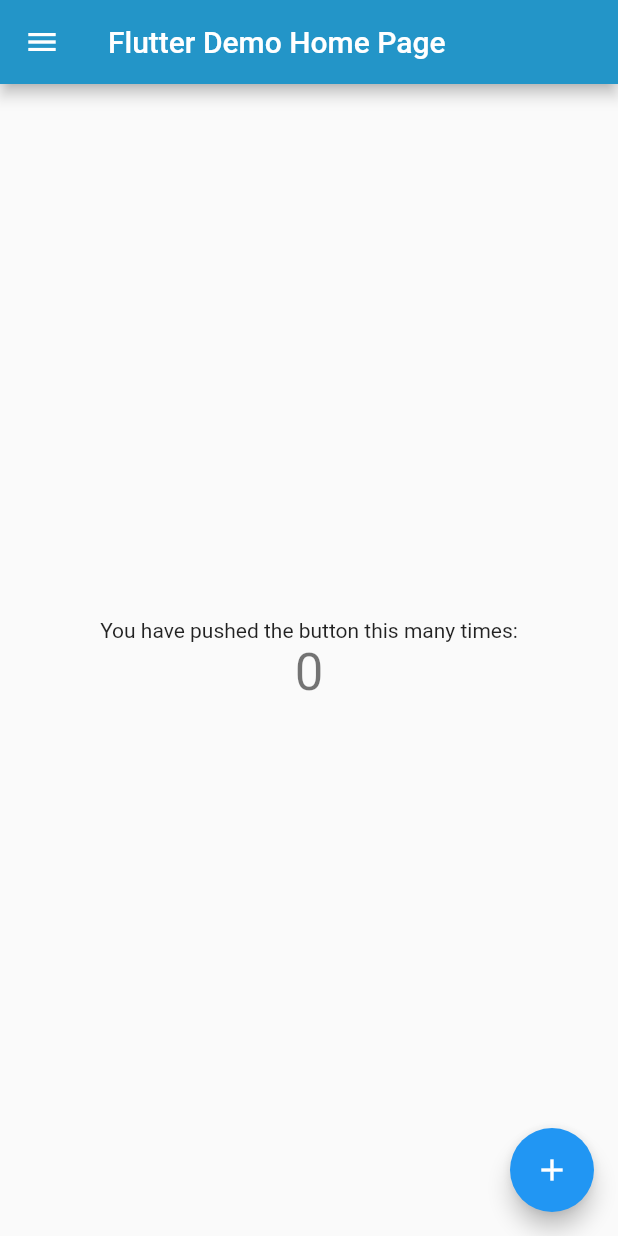
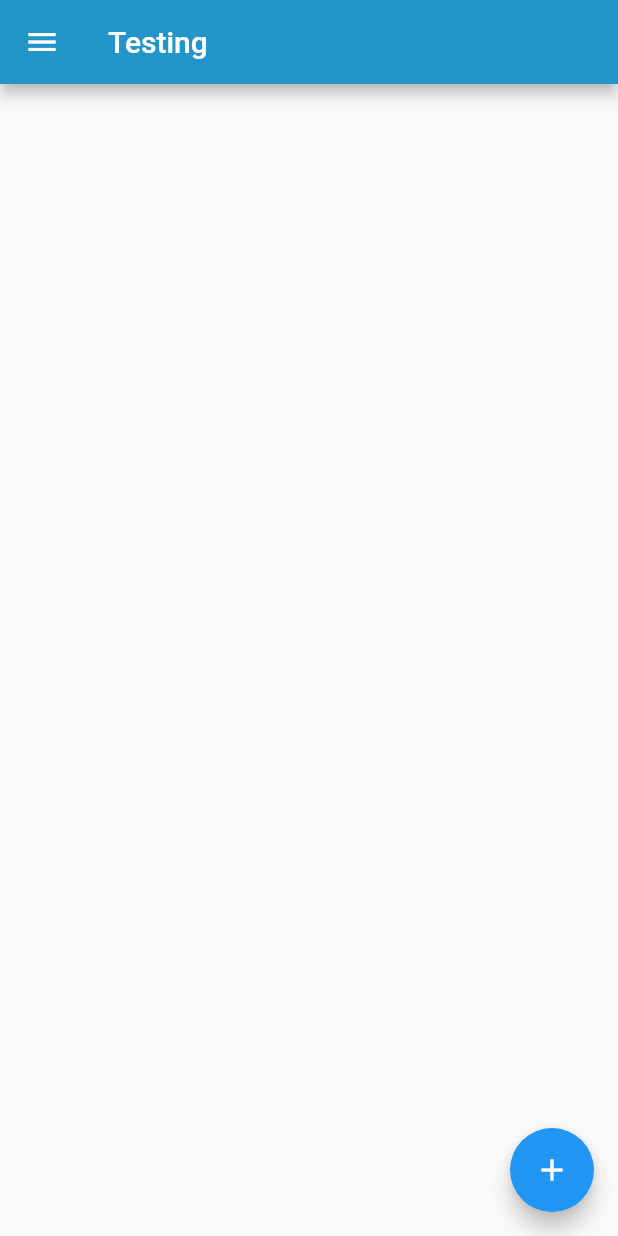
Before and after one commit to marcn68/ShareABook, a Flutter app: the screen it shows after launch, on a phone screen of 412 x 824 dp. Run offline on Flutter 3.47's test engine with Material 2 defaults, Android fonts, the phone set to English and light mode, and no system bars; our stand-ins replace get_it; missing offline and left inert: sign_button.

Commit message:
Cleaned the main file to use it for testing

```diff
--- a/lib/main.dart
+++ b/lib/main.dart
@@ -1,7 +1,5 @@
 import 'package:flutter/material.dart';
 import 'package:share_a_book/services/service_locator.dart';
-import 'package:share_a_book/services/web_api/web_api.dart';
-import 'package:share_a_book/services/web_api/web_api_implementation.dart';
 import 'package:share_a_book/shared/constants.dart';
 import 'package:share_a_book/ui/pages/add_book.dart';
 import 'package:share_a_book/ui/widgets/drawer.dart';
@@ -20,7 +18,7 @@ class MyApp extends StatelessWidget {
       theme: ThemeData(
         primarySwatch: Colors.blue,
       ),
-      home: MyHomePage(title: 'Flutter Demo Home Page'),
+      home: MyHomePage(title: 'Testing'),
     );
   }
 }
@@ -34,16 +32,6 @@ class MyHomePage extends StatefulWidget {
 }
 
 class _MyHomePageState extends State<MyHomePage> {
-  int _counter = 0;
-
-  WebApiImplementation webImp = WebApiImplementation();
-
-  void _incrementCounter() {
-    setState(() {
-      _counter++;
-    });
-  }
-
   @override
   Widget build(BuildContext context) {
     return Scaffold(
@@ -55,15 +43,7 @@ class _MyHomePageState extends State<MyHomePage> {
       body: Center(
         child: Column(
           mainAxisAlignment: MainAxisAlignment.center,
-          children: <Widget>[
-            Text(
-              'You have pushed the button this many times:',
-            ),
-            Text(
-              '$_counter',
-              style: Theme.of(context).textTheme.headline4,
-            ),
-          ],
+          children: <Widget>[],
         ),
       ),
       floatingActionButton: FloatingActionButton(
```
